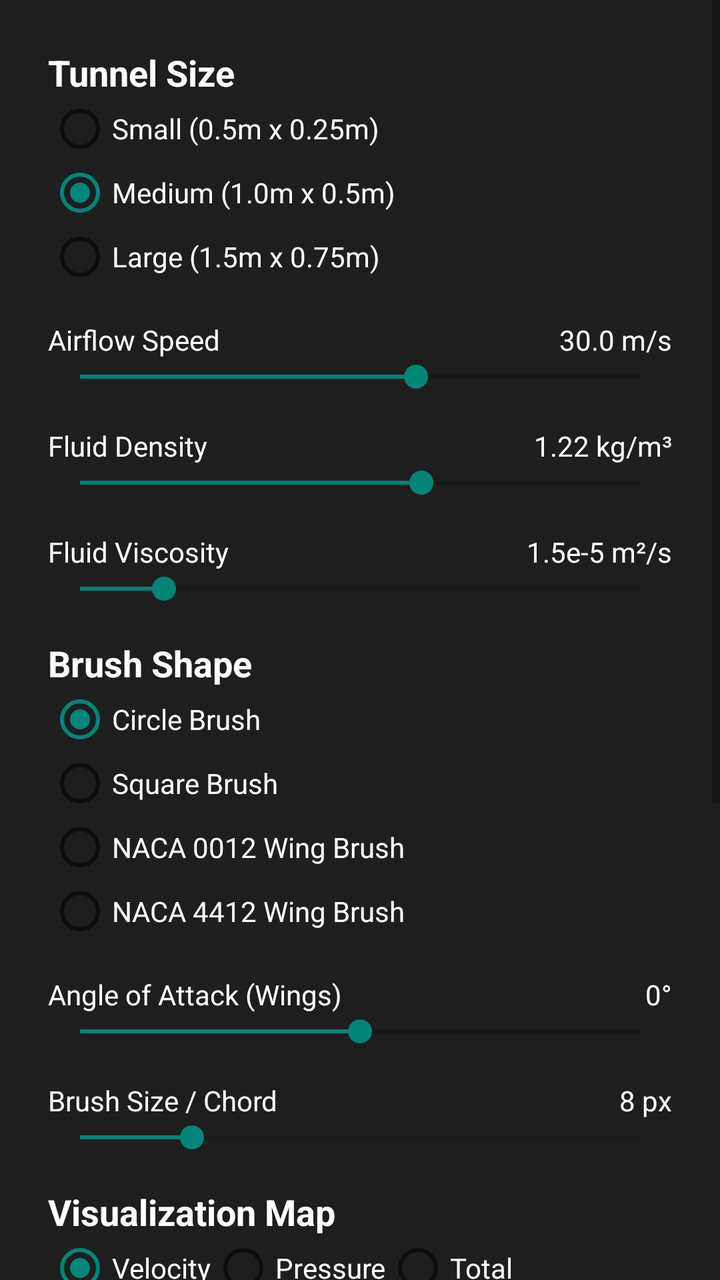
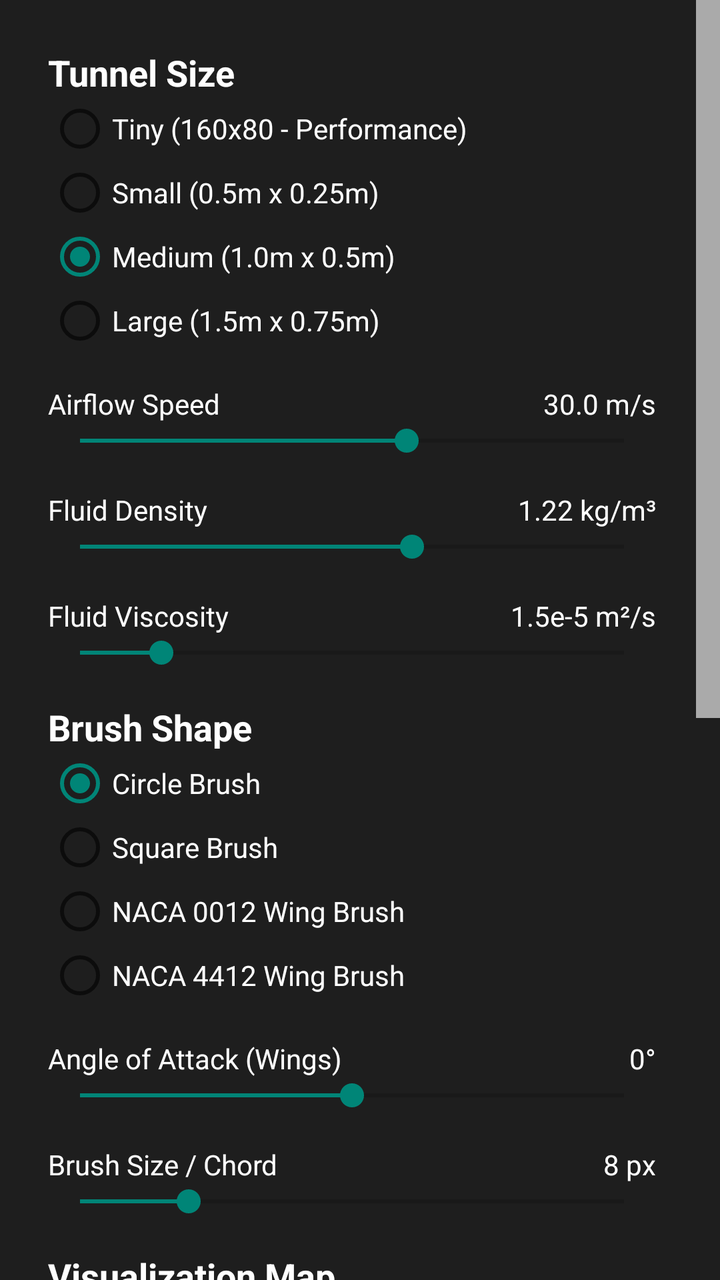

Screens rendered from an Android XML layout before and after an edit, with the pre-edit source and the edit as a unified diff.
<!-- AndroidManifest.xml: application theme Theme.AppCompat.Light.NoActionBar -->
<!-- res/layout/settings_menu.xml -->
<?xml version="1.0" encoding="utf-8"?>
<ScrollView xmlns:android="http://schemas.android.com/apk/res/android"
    android:layout_width="match_parent"
    android:layout_height="wrap_content">

    <LinearLayout
        android:layout_width="match_parent"
        android:layout_height="wrap_content"
        android:background="#E0000000"
        android:orientation="vertical"
        android:padding="24dp">

        <TextView
            android:layout_width="wrap_content"
            android:layout_height="wrap_content"
            android:text="Tunnel Size"
            android:textColor="@android:color/white"
            android:textSize="18sp"
            android:textStyle="bold" />

        <RadioGroup
            android:id="@+id/rgSize"
            android:layout_width="match_parent"
            android:layout_height="wrap_content"
            android:orientation="vertical">

            <RadioButton
                android:id="@+id/rbSmall"
                android:layout_width="wrap_content"
                android:layout_height="wrap_content"
                android:text="Small (0.5m x 0.25m)"
                android:textColor="@android:color/white" />

            <RadioButton
                android:id="@+id/rbMedium"
                android:layout_width="wrap_content"
                android:layout_height="wrap_content"
                android:checked="true"
                android:text="Medium (1.0m x 0.5m)"
                android:textColor="@android:color/white" />

            <RadioButton
                android:id="@+id/rbLarge"
                android:layout_width="wrap_content"
                android:layout_height="wrap_content"
                android:text="Large (1.5m x 0.75m)"
                android:textColor="@android:color/white" />
        </RadioGroup>

        <Space
            android:layout_width="match_parent"
            android:layout_height="16dp" />

        <LinearLayout
            android:layout_width="match_parent"
            android:layout_height="wrap_content"
            android:orientation="horizontal">

            <TextView
                android:layout_width="0dp"
                android:layout_height="wrap_content"
                android:layout_weight="1"
                android:text="Airflow Speed"
                android:textColor="@android:color/white" />

            <TextView
                android:id="@+id/tvSpeedValue"
                android:layout_width="wrap_content"
                android:layout_height="wrap_content"
                android:text="30.0 m/s"
                android:textColor="@android:color/white" />
        </LinearLayout>

        <SeekBar
            android:id="@+id/sbSpeed"
            android:layout_width="match_parent"
            android:layout_height="wrap_content"
            android:max="200"
            android:progress="120" />

        <Space
            android:layout_width="match_parent"
            android:layout_height="16dp" />

        <LinearLayout
            android:layout_width="match_parent"
            android:layout_height="wrap_content"
            android:orientation="horizontal">

            <TextView
                android:layout_width="0dp"
                android:layout_height="wrap_content"
                android:layout_weight="1"
                android:text="Fluid Density"
                android:textColor="@android:color/white" />

            <TextView
                android:id="@+id/tvDensityValue"
                android:layout_width="wrap_content"
                android:layout_height="wrap_content"
                android:text="1.22 kg/m³"
                android:textColor="@android:color/white" />
        </LinearLayout>

        <SeekBar
            android:id="@+id/sbDensity"
            android:layout_width="match_parent"
            android:layout_height="wrap_content"
            android:max="200"
            android:progress="122" />

        <Space
            android:layout_width="match_parent"
            android:layout_height="16dp" />

        <LinearLayout
            android:layout_width="match_parent"
            android:layout_height="wrap_content"
            android:orientation="horizontal">

            <TextView
                android:layout_width="0dp"
                android:layout_height="wrap_content"
                android:layout_weight="1"
                android:text="Fluid Viscosity"
                android:textColor="@android:color/white" />

            <TextView
                android:id="@+id/tvViscosityValue"
                android:layout_width="wrap_content"
                android:layout_height="wrap_content"
                android:text="1.5e-5 m²/s"
                android:textColor="@android:color/white" />
        </LinearLayout>

        <SeekBar
            android:id="@+id/sbViscosity"
            android:layout_width="match_parent"
            android:layout_height="wrap_content"
            android:max="100"
            android:progress="15" />

        <Space
            android:layout_width="match_parent"
            android:layout_height="16dp" />

        <TextView
            android:layout_width="wrap_content"
            android:layout_height="wrap_content"
            android:text="Brush Shape"
            android:textColor="@android:color/white"
            android:textSize="18sp"
            android:textStyle="bold" />

        <RadioGroup
            android:id="@+id/rgShape"
            android:layout_width="match_parent"
            android:layout_height="wrap_content"
            android:orientation="vertical">

            <RadioButton
                android:id="@+id/rbCircle"
                android:layout_width="wrap_content"
                android:layout_height="wrap_content"
                android:checked="true"
                android:text="Circle Brush"
                android:textColor="@android:color/white" />

            <RadioButton
                android:id="@+id/rbSquare"
                android:layout_width="wrap_content"
                android:layout_height="wrap_content"
                android:text="Square Brush"
                android:textColor="@android:color/white" />

            <RadioButton
                android:id="@+id/rbNaca0012"
                android:layout_width="wrap_content"
                android:layout_height="wrap_content"
                android:text="NACA 0012 Wing Brush"
                android:textColor="@android:color/white" />

            <RadioButton
                android:id="@+id/rbNaca4412"
                android:layout_width="wrap_content"
                android:layout_height="wrap_content"
                android:text="NACA 4412 Wing Brush"
                android:textColor="@android:color/white" />
        </RadioGroup>

        <Space
            android:layout_width="match_parent"
            android:layout_height="16dp" />

        <LinearLayout
            android:layout_width="match_parent"
            android:layout_height="wrap_content"
            android:orientation="horizontal">

            <TextView
                android:layout_width="0dp"
                android:layout_height="wrap_content"
                android:layout_weight="1"
                android:text="Angle of Attack (Wings)"
                android:textColor="@android:color/white" />

            <TextView
                android:id="@+id/tvAoAValue"
                android:layout_width="wrap_content"
                android:layout_height="wrap_content"
                android:text="0°"
                android:textColor="@android:color/white" />
        </LinearLayout>

        <SeekBar
            android:id="@+id/sbAoA"
            android:layout_width="match_parent"
            android:layout_height="wrap_content"
            android:max="40"
            android:progress="20" />

        <Space
            android:layout_width="match_parent"
            android:layout_height="16dp" />

        <LinearLayout
            android:layout_width="match_parent"
            android:layout_height="wrap_content"
            android:orientation="horizontal">

            <TextView
                android:layout_width="0dp"
                android:layout_height="wrap_content"
                android:layout_weight="1"
                android:text="Brush Size / Chord"
                android:textColor="@android:color/white" />

            <TextView
                android:id="@+id/tvBrushSizeValue"
                android:layout_width="wrap_content"
                android:layout_height="wrap_content"
                android:text="8 px"
                android:textColor="@android:color/white" />
        </LinearLayout>

        <SeekBar
            android:id="@+id/sbBrushSize"
            android:layout_width="match_parent"
            android:layout_height="wrap_content"
            android:max="40"
            android:progress="8" />

        <Space
            android:layout_width="match_parent"
            android:layout_height="16dp" />

        <TextView
            android:layout_width="wrap_content"
            android:layout_height="wrap_content"
            android:text="Visualization Map"
            android:textColor="@android:color/white"
            android:textSize="18sp"
            android:textStyle="bold" />

        <RadioGroup
            android:id="@+id/rgViz"
            android:layout_width="match_parent"
            android:layout_height="wrap_content"
            android:orientation="horizontal">

            <RadioButton
                android:id="@+id/rbVizVelocity"
                android:layout_width="wrap_content"
                android:layout_height="wrap_content"
                android:checked="true"
                android:text="Velocity"
                android:textColor="@android:color/white" />

            <RadioButton
                android:id="@+id/rbVizPressure"
                android:layout_width="wrap_content"
                android:layout_height="wrap_content"
                android:text="Pressure"
                android:textColor="@android:color/white" />

            <RadioButton
                android:id="@+id/rbVizTotal"
                android:layout_width="wrap_content"
                android:layout_height="wrap_content"
                android:text="Total"
                android:textColor="@android:color/white" />
        </RadioGroup>

        <Space
            android:layout_width="match_parent"
            android:layout_height="8dp" />

        <androidx.appcompat.widget.SwitchCompat
            android:id="@+id/swAbsolute"
            android:layout_width="match_parent"
            android:layout_height="wrap_content"
            android:text="Absolute Pressure"
            android:textColor="@android:color/white" />

        <Space
            android:layout_width="match_parent"
            android:layout_height="16dp" />

        <TextView
            android:layout_width="wrap_content"
            android:layout_height="wrap_content"
            android:text="Boundary Conditions"
            android:textColor="@android:color/white"
            android:textSize="18sp"
            android:textStyle="bold" />

        <RadioGroup
            android:id="@+id/rgBoundary"
            android:layout_width="match_parent"
            android:layout_height="wrap_content"
            android:orientation="vertical">

            <RadioButton
                android:id="@+id/rbBndPeriodic"
                android:layout_width="wrap_content"
                android:layout_height="wrap_content"
                android:checked="true"
                android:text="Periodic"
                android:textColor="@android:color/white" />

            <RadioButton
                android:id="@+id/rbBndNoSlip"
                android:layout_width="wrap_content"
                android:layout_height="wrap_content"
                android:text="Solid Walls"
                android:textColor="@android:color/white" />

            <RadioButton
                android:id="@+id/rbBndFreeSlip"
                android:layout_width="wrap_content"
                android:layout_height="wrap_content"
                android:text="Symmetry/Smooth"
                android:textColor="@android:color/white" />
        </RadioGroup>

        <Space
            android:layout_width="match_parent"
            android:layout_height="16dp" />

        <androidx.appcompat.widget.SwitchCompat
            android:id="@+id/swTelemetry"
            android:layout_width="match_parent"
            android:layout_height="wrap_content"
            android:checked="true"
            android:text="Show Detailed Stats"
            android:textColor="@android:color/white" />

        <androidx.appcompat.widget.SwitchCompat
            android:id="@+id/swGridlines"
            android:layout_width="match_parent"
            android:layout_height="wrap_content"
            android:text="Show Gridlines"
            android:textColor="@android:color/white" />

        <Space
            android:layout_width="match_parent"
            android:layout_height="32dp" />

        <TextView
            android:layout_width="match_parent"
            android:layout_height="wrap_content"
            android:text="Educational Disclaimer:\nThis app is to be used as an educational tool only and not be relied upon for any design calculations. Please allow the flow to stabilise before reading any results, turbulence can cause significant fluctuations."
            android:textColor="#A0FFFFFF"
            android:textSize="12sp"
            android:textStyle="italic"
            android:gravity="center" />

    </LinearLayout>
</ScrollView>
<!-- resources referenced by this layout -->
<resources>

</resources>

<!-- the commit's change to res/layout/settings_menu.xml (unified diff, before → after) -->
@@ -1,14 +1,22 @@
 <?xml version="1.0" encoding="utf-8"?>
-<ScrollView xmlns:android="http://schemas.android.com/apk/res/android"
+<androidx.core.widget.NestedScrollView xmlns:android="http://schemas.android.com/apk/res/android"
     android:layout_width="match_parent"
-    android:layout_height="wrap_content">
+    android:layout_height="wrap_content"
+    android:scrollbars="vertical"
+    android:fadeScrollbars="false"
+    android:scrollbarSize="12dp"
+    android:scrollbarThumbVertical="@android:color/darker_gray"
+    android:scrollbarStyle="insideOverlay">
 
     <LinearLayout
         android:layout_width="match_parent"
         android:layout_height="wrap_content"
         android:background="#E0000000"
         android:orientation="vertical"
-        android:padding="24dp">
+        android:paddingTop="24dp"
+        android:paddingBottom="24dp"
+        android:paddingStart="24dp"
+        android:paddingEnd="32dp">
 
         <TextView
             android:layout_width="wrap_content"
@@ -25,6 +33,13 @@
             android:orientation="vertical">
 
             <RadioButton
+                android:id="@+id/rbTiny"
+                android:layout_width="wrap_content"
+                android:layout_height="wrap_content"
+                android:text="Tiny (160x80 - Performance)"
+                android:textColor="@android:color/white" />
+
+            <RadioButton
                 android:id="@+id/rbSmall"
                 android:layout_width="wrap_content"
                 android:layout_height="wrap_content"
@@ -364,16 +379,52 @@
 
         <Space
             android:layout_width="match_parent"
+            android:layout_height="16dp" />
+
+        <LinearLayout
+            android:layout_width="match_parent"
+            android:layout_height="wrap_content"
+            android:orientation="horizontal">
+
+            <TextView
+                android:layout_width="0dp"
+                android:layout_height="wrap_content"
+                android:layout_weight="1"
+                android:text="Processing Cores"
+                android:textColor="@android:color/white"
+                android:textStyle="bold" />
+
+            <TextView
+                android:id="@+id/tvCoreValue"
+                android:layout_width="wrap_content"
+                android:layout_height="wrap_content"
+                android:text="4"
+                android:textColor="@android:color/white" />
+        </LinearLayout>
+
+        <SeekBar
+            android:id="@+id/sbCores"
+            android:layout_width="match_parent"
+            android:layout_height="wrap_content"
+            android:max="8"
+            android:progress="4" />
+
+        <Space
+            android:layout_width="match_parent"
+            android:layout_height="8dp" />
+
+        <Space
+            android:layout_width="match_parent"
             android:layout_height="32dp" />
 
         <TextView
             android:layout_width="match_parent"
             android:layout_height="wrap_content"
-            android:text="Educational Disclaimer:\nThis app is to be used as an educational tool only and not be relied upon for any design calculations. Please allow the flow to stabilise before reading any results, turbulence can cause significant fluctuations."
+            android:text="Educational Disclaimer:\nThis app is to be used as an educational tool only and not be relied upon for any design calculations. Please allow the flow to stabilise before reading any results, turbulence can cause significant fluctuations. Uses Lattice Boltzmann with Bouzidi–Firdaouss–Lallemand (BFL) scheme for boundary collisions"
             android:textColor="#A0FFFFFF"
             android:textSize="12sp"
             android:textStyle="italic"
             android:gravity="center" />
 
     </LinearLayout>
-</ScrollView>
+</androidx.core.widget.NestedScrollView>
